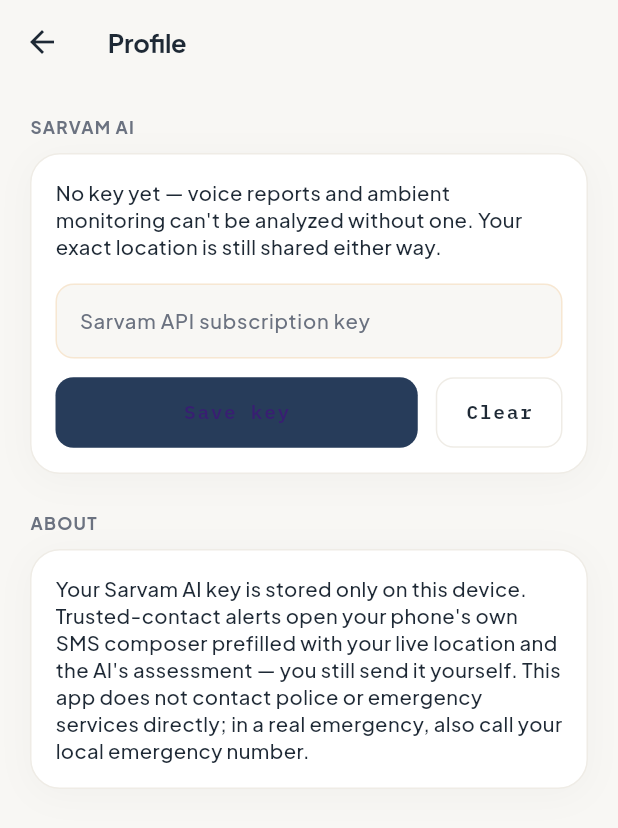
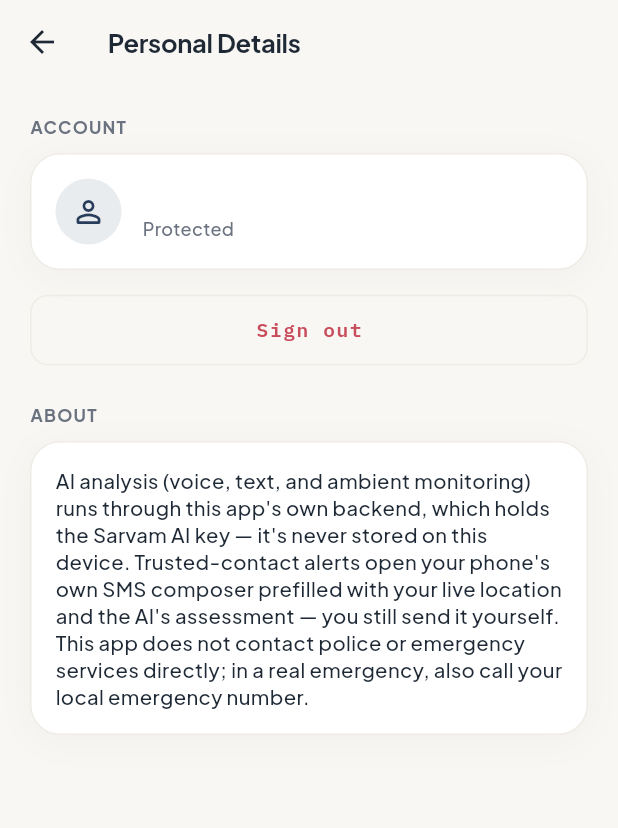
Before and after one commit to DharoonBalajii/ai-women-safety, a Flutter app: the SettingsScreen screen opened directly, on a phone screen of 412 x 824 dp. Shown: the top 828 px of the screen. Run offline on Flutter 3.47's test engine with Material 3 defaults, Android fonts, the phone set to English and light mode, and no system bars; our stand-ins replace flutter_map, flutter_secure_storage, geolocator, google_fonts, latlong2, share_plus and 1 more; missing offline and left inert: quick_actions, record; accounts and stored records are empty.

Commit message:
Move Sarvam AI key server-side only; rename Profile to Personal Details
The admin provisions the Sarvam key on the backend now, not each user, so
the client-side SarvamAIService/SettingsService (and its API-key entry
field) are gone entirely. Settings screen is rewritten as "Personal
Details": shows the signed-in phone/role from AuthProvider and offers
Sign Out (with confirmation) instead of a credentials form. Nav label and
layout updated to fit the longer "Personal Details" text.

Co-Authored-By: Claude Sonnet 5 <noreply@anthropic.com>

```diff
--- a/lib/providers/settings_provider.dart
+++ /dev/null
@@ -1,26 +0,0 @@
-import 'package:flutter/foundation.dart';
-
-import '../services/settings_service.dart';
-
-class SettingsProvider extends ChangeNotifier {
-  final SettingsService _service = SettingsService();
-
-  String? _sarvamApiKey;
-  bool _loaded = false;
-
-  String? get sarvamApiKey => _sarvamApiKey;
-  bool get isSarvamConfigured => _sarvamApiKey != null;
-  bool get isLoaded => _loaded;
-
-  Future<void> load() async {
-    _sarvamApiKey = await _service.getSarvamApiKey();
-    _loaded = true;
-    notifyListeners();
-  }
-
-  Future<void> setSarvamApiKey(String? key) async {
-    await _service.setSarvamApiKey(key);
-    _sarvamApiKey = (key == null || key.trim().isEmpty) ? null : key.trim();
-    notifyListeners();
-  }
-}
--- a/lib/screens/main_shell_screen.dart
+++ b/lib/screens/main_shell_screen.dart
@@ -7,11 +7,7 @@ import 'home_screen.dart';
 import 'settings_screen.dart';
 
 /// Persistent four-tab shell around the "personal companion" surfaces.
-/// Each tab keeps its own screen/state alive via [IndexedStack] — Activity
-/// and Safety Circle currently reuse the existing History/Contacts screens
-/// unchanged, so those still read in the app's dark "instrument panel"
-/// styling rather than the light Home theme; that's a known follow-up, not
-/// an oversight.
+/// Each tab keeps its own screen/state alive via [IndexedStack].
 class MainShellScreen extends StatefulWidget {
   const MainShellScreen({super.key});
 
@@ -33,7 +29,7 @@ class _MainShellScreenState extends State<MainShellScreen> {
     _NavItem(icon: Icons.home_outlined, activeIcon: Icons.home_rounded, label: 'Home'),
     _NavItem(icon: Icons.assignment_outlined, activeIcon: Icons.assignment_rounded, label: 'Activity'),
     _NavItem(icon: Icons.group_outlined, activeIcon: Icons.group_rounded, label: 'Safety Circle'),
-    _NavItem(icon: Icons.person_outline_rounded, activeIcon: Icons.person_rounded, label: 'Profile'),
+    _NavItem(icon: Icons.person_outline_rounded, activeIcon: Icons.person_rounded, label: 'Personal Details'),
   ];
 
   @override
@@ -50,13 +46,14 @@ class _MainShellScreenState extends State<MainShellScreen> {
           child: SizedBox(
             height: 64,
             child: Row(
-              mainAxisAlignment: MainAxisAlignment.spaceAround,
               children: [
                 for (var i = 0; i < _items.length; i++)
-                  _NavButton(
-                    item: _items[i],
-                    active: i == _index,
-                    onTap: () => setState(() => _index = i),
+                  Expanded(
+                    child: _NavButton(
+                      item: _items[i],
+                      active: i == _index,
+                      onTap: () => setState(() => _index = i),
+                    ),
                   ),
               ],
             ),
@@ -85,7 +82,6 @@ class _NavButton extends StatelessWidget {
     return InkWell(
       onTap: onTap,
       child: SizedBox(
-        width: 76,
         height: 64,
         child: Column(
           mainAxisAlignment: MainAxisAlignment.center,
--- a/lib/screens/settings_screen.dart
+++ b/lib/screens/settings_screen.dart
@@ -1,34 +1,44 @@
 import 'package:flutter/material.dart';
 import 'package:provider/provider.dart';
 
-import '../providers/settings_provider.dart';
+import '../models/user_role.dart';
+import '../providers/auth_provider.dart';
 import '../theme/home_theme.dart';
 
-class SettingsScreen extends StatefulWidget {
+/// Personal Details: the signed-in person's own account info and sign-out
+/// — nothing about AI configuration here anymore. The Sarvam key is an
+/// admin-provisioned backend secret now; the app never holds or shows one.
+class SettingsScreen extends StatelessWidget {
   const SettingsScreen({super.key});
 
-  @override
-  State<SettingsScreen> createState() => _SettingsScreenState();
-}
-
-class _SettingsScreenState extends State<SettingsScreen> {
-  late final TextEditingController _keyController;
-
-  @override
-  void initState() {
-    super.initState();
-    _keyController = TextEditingController(text: context.read<SettingsProvider>().sarvamApiKey ?? '');
-  }
-
-  @override
-  void dispose() {
-    _keyController.dispose();
-    super.dispose();
+  Future<void> _confirmSignOut(BuildContext context) async {
+    final confirmed = await showDialog<bool>(
+      context: context,
+      builder: (dialogContext) => AlertDialog(
+        backgroundColor: Colors.white,
+        title: Text('Sign out?', style: HomeText.title()),
+        content: Text("You'll need to verify your phone number again to sign back in.", style: HomeText.body()),
+        actions: [
+          TextButton(
+            onPressed: () => Navigator.pop(dialogContext, false),
+            child: Text('Cancel', style: HomeText.body(color: HomeColors.textSecondary)),
+          ),
+          FilledButton(
+            style: FilledButton.styleFrom(backgroundColor: HomeColors.sosCrimson),
+            onPressed: () => Navigator.pop(dialogContext, true),
+            child: const Text('Sign out'),
+          ),
+        ],
+      ),
+    );
+    if (confirmed == true && context.mounted) {
+      await context.read<AuthProvider>().signOut();
+    }
   }
 
   @override
   Widget build(BuildContext context) {
-    final settings = context.watch<SettingsProvider>();
+    final user = context.watch<AuthProvider>().user;
 
     return Scaffold(
       backgroundColor: HomeColors.appBg,
@@ -37,12 +47,12 @@ class _SettingsScreenState extends State<SettingsScreen> {
         surfaceTintColor: Colors.transparent,
         elevation: 0,
         iconTheme: const IconThemeData(color: HomeColors.textPrimary),
-        title: Text('Profile', style: HomeText.title()),
+        title: Text('Personal Details', style: HomeText.title()),
       ),
       body: ListView(
         padding: const EdgeInsets.all(20),
         children: [
-          Text('SARVAM AI', style: HomeText.eyebrow()),
+          Text('ACCOUNT', style: HomeText.eyebrow()),
           const SizedBox(height: 10),
           Container(
             padding: const EdgeInsets.all(16),
@@ -54,63 +64,39 @@ class _SettingsScreenState extends State<SettingsScreen> {
                 BoxShadow(color: Colors.black.withValues(alpha: 0.03), blurRadius: 20, offset: const Offset(0, 4)),
               ],
             ),
-            child: Column(
-              crossAxisAlignment: CrossAxisAlignment.start,
+            child: Row(
               children: [
-                Text(
-                  settings.isSarvamConfigured
-                      ? 'A key is configured. Voice SOS and ambient monitoring use live speech-to-text and AI analysis.'
-                      : "No key yet — voice reports and ambient monitoring can't be analyzed without one. Your exact location is still shared either way.",
-                  style: HomeText.body(color: HomeColors.textPrimary),
+                CircleAvatar(
+                  radius: 22,
+                  backgroundColor: HomeColors.brandIndigo.withValues(alpha: 0.1),
+                  child: const Icon(Icons.person_outline_rounded, color: HomeColors.brandIndigo),
                 ),
-                const SizedBox(height: 16),
-                TextField(
-                  controller: _keyController,
-                  obscureText: true,
-                  style: HomeText.body(color: HomeColors.textPrimary),
-                  decoration: InputDecoration(
-                    labelText: 'Sarvam API subscription key',
-                    labelStyle: HomeText.body(),
-                    filled: true,
-                    fillColor: HomeColors.appBg,
-                    border: OutlineInputBorder(borderRadius: BorderRadius.circular(12), borderSide: BorderSide.none),
-                    focusedBorder: OutlineInputBorder(
-                      borderRadius: BorderRadius.circular(12),
-                      borderSide: const BorderSide(color: HomeColors.brandIndigo, width: 1.5),
-                    ),
+                const SizedBox(width: 14),
+                Expanded(
+                  child: Column(
+                    crossAxisAlignment: CrossAxisAlignment.start,
+                    children: [
+                      Text(user?.phoneNumber ?? 'Unknown', style: HomeText.cardTitle()),
+                      const SizedBox(height: 2),
+                      Text(user?.role.label ?? '', style: HomeText.caption()),
+                    ],
                   ),
                 ),
-                const SizedBox(height: 12),
-                Row(
-                  children: [
-                    Expanded(
-                      child: FilledButton(
-                        style: FilledButton.styleFrom(
-                          backgroundColor: HomeColors.brandIndigo,
-                          padding: const EdgeInsets.symmetric(vertical: 14),
-                          shape: RoundedRectangleBorder(borderRadius: BorderRadius.circular(12)),
-                        ),
-                        onPressed: () => settings.setSarvamApiKey(_keyController.text),
-                        child: const Text('Save key'),
-                      ),
-                    ),
-                    const SizedBox(width: 12),
-                    OutlinedButton(
-                      style: OutlinedButton.styleFrom(
-                        foregroundColor: HomeColors.textPrimary,
-                        side: const BorderSide(color: HomeColors.cardBorder),
-                        padding: const EdgeInsets.symmetric(horizontal: 20, vertical: 14),
-                        shape: RoundedRectangleBorder(borderRadius: BorderRadius.circular(12)),
-                      ),
-                      onPressed: () {
-                        _keyController.clear();
-                        settings.setSarvamApiKey(null);
-                      },
-                      child: const Text('Clear'),
-                    ),
-                  ],
-                ),
               ],
+            ),
+          ),
+          const SizedBox(height: 16),
+          SizedBox(
+            width: double.infinity,
+            child: OutlinedButton(
+              style: OutlinedButton.styleFrom(
+                foregroundColor: HomeColors.sosCrimson,
+                side: const BorderSide(color: HomeColors.cardBorder),
+                padding: const EdgeInsets.symmetric(vertical: 14),
+                shape: RoundedRectangleBorder(borderRadius: BorderRadius.circular(12)),
+              ),
+              onPressed: () => _confirmSignOut(context),
+              child: const Text('Sign out'),
             ),
           ),
           const SizedBox(height: 24),
@@ -127,10 +113,11 @@ class _SettingsScreenState extends State<SettingsScreen> {
               ],
             ),
             child: Text(
-              'Your Sarvam AI key is stored only on this device. Trusted-contact alerts open your '
-              "phone's own SMS composer prefilled with your live location and the AI's assessment — "
-              "you still send it yourself. This app does not contact police or emergency services "
-              "directly; in a real emergency, also call your local emergency number.",
+              'AI analysis (voice, text, and ambient monitoring) runs through this app\'s own backend, '
+              "which holds the Sarvam AI key — it's never stored on this device. Trusted-contact alerts open "
+              "your phone's own SMS composer prefilled with your live location and the AI's assessment — you "
+              "still send it yourself. This app does not contact police or emergency services directly; in a "
+              "real emergency, also call your local emergency number.",
               style: HomeText.body(color: HomeColors.textPrimary),
             ),
           ),
--- a/lib/services/settings_service.dart
+++ /dev/null
@@ -1,22 +0,0 @@
-import 'package:shared_preferences/shared_preferences.dart';
-
-/// Local, on-device settings store for the hackathon prototype.
-/// The Sarvam API key is kept only on-device; there is no backend yet.
-class SettingsService {
-  static const _sarvamKeyPref = 'sarvam_api_key';
-
-  Future<String?> getSarvamApiKey() async {
-    final prefs = await SharedPreferences.getInstance();
-    final key = prefs.getString(_sarvamKeyPref);
-    return (key == null || key.trim().isEmpty) ? null : key.trim();
-  }
-
-  Future<void> setSarvamApiKey(String? key) async {
-    final prefs = await SharedPreferences.getInstance();
-    if (key == null || key.trim().isEmpty) {
-      await prefs.remove(_sarvamKeyPref);
-    } else {
-      await prefs.setString(_sarvamKeyPref, key.trim());
-    }
-  }
-}
```
Also changed, not shown: lib/services/sarvam_ai_service.dart (deleted, +0 -334 lines).
